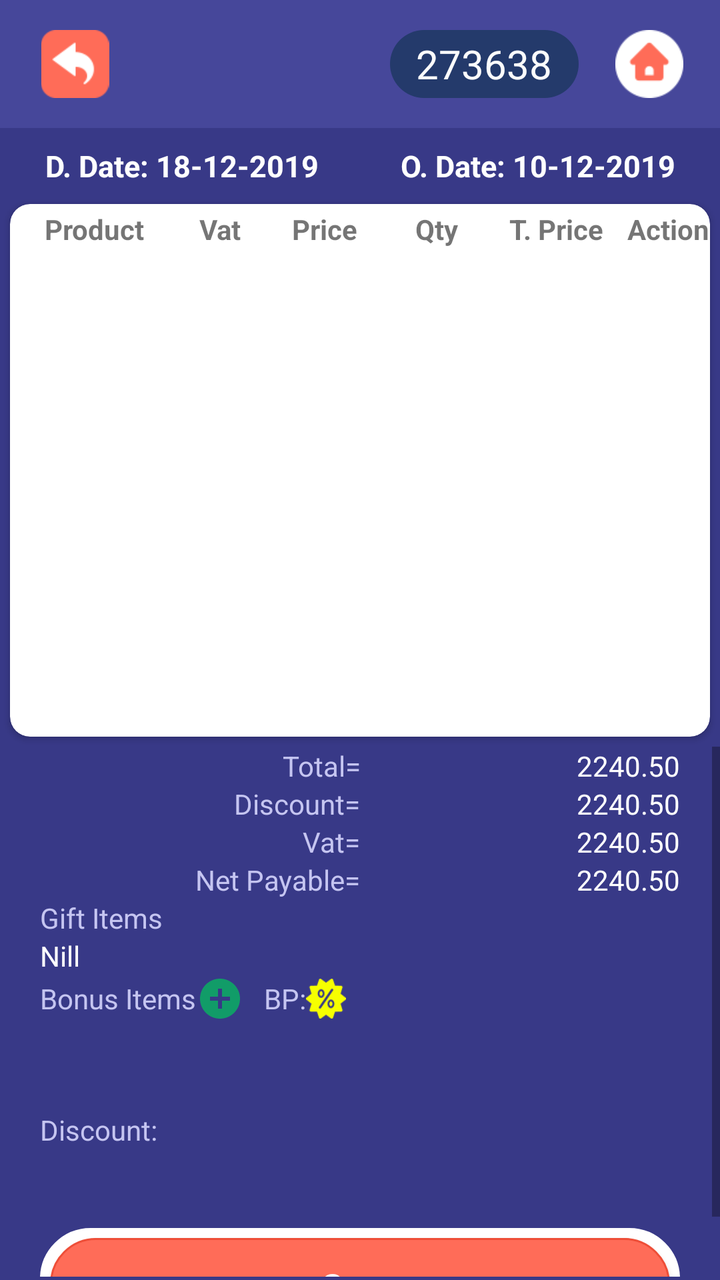
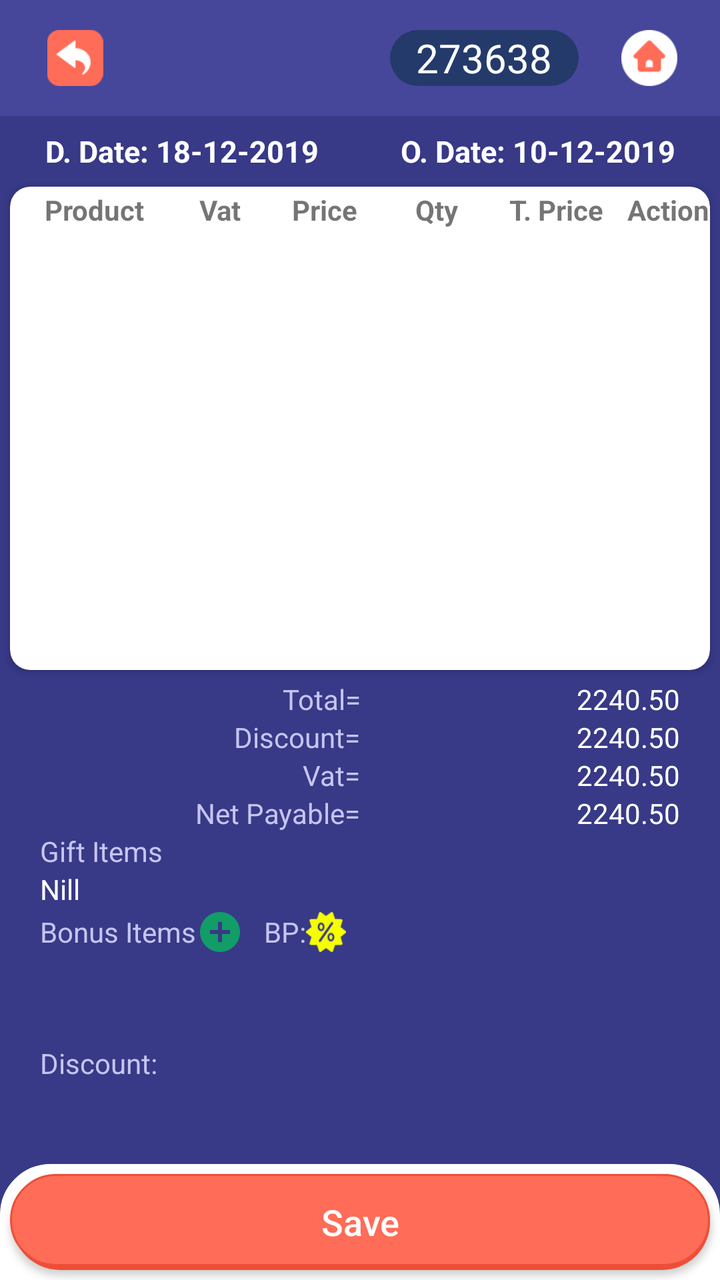

An Android layout rendered at two revisions. The XML below is the earlier revision; the diff shows what the commit changed to produce the second picture.
<!-- AndroidManifest.xml: application theme AppTheme -->
<!-- res/layout/activity_product_sales.xml -->
<?xml version="1.0" encoding="utf-8"?>
<LinearLayout xmlns:android="http://schemas.android.com/apk/res/android"
    xmlns:app="http://schemas.android.com/apk/res-auto"
    xmlns:tools="http://schemas.android.com/tools"
    android:layout_width="match_parent"
    android:layout_height="match_parent"
    android:weightSum="4"
    android:orientation="vertical"
    android:background="@color/new_outlet"
    tools:context=".ProductSales">
    <LinearLayout
        android:layout_width="match_parent"
        android:layout_height="0dp"
        android:background="@color/secondary_color"
        android:weightSum="2"
        android:orientation="horizontal"
        android:layout_weight="0.4">
        <LinearLayout
            android:layout_width="0dp"
            android:layout_height="match_parent"
            android:weightSum="1"
            android:orientation="horizontal"
            android:gravity="left"
            android:layout_weight="1">
            <ImageView
                android:id="@+id/back"
                android:layout_width="0dp"
                android:layout_height="match_parent"
                android:layout_weight="0.3"
                android:src="@drawable/backicon"
                android:layout_margin="15dp"></ImageView>

        </LinearLayout>
        <LinearLayout
            android:layout_width="0dp"
            android:layout_height="match_parent"
            android:weightSum="1"
            android:gravity="right"
            android:orientation="horizontal"
            android:layout_weight="1">
            <TextView
                android:id="@+id/user_txt_view"
                android:layout_width="0dp"
                android:layout_height="match_parent"
                android:layout_weight="0.7"
                android:layout_marginTop="15dp"
                android:layout_marginBottom="15dp"
                android:layout_marginLeft="15dp"
                android:background="@drawable/login_id_bg_shade"
                android:text="273638"
                android:autoSizeTextType="uniform"
                android:autoSizeMinTextSize="12sp"
                android:autoSizeMaxTextSize="20sp"
                android:autoSizeStepGranularity="2sp"
                android:textColor="@color/background_white"
                android:textAlignment="center"
                android:gravity="center"></TextView>
            <ImageView
                android:id="@+id/home"
                android:layout_width="0dp"
                android:layout_height="match_parent"
                android:layout_weight="0.3"
                android:src="@drawable/home"
                android:layout_margin="15dp">

            </ImageView>


        </LinearLayout>

    </LinearLayout>

    <LinearLayout
        android:layout_width="match_parent"
        android:layout_height="0dp"
        android:layout_weight="3.6"
        android:weightSum="4"
        android:orientation="vertical">

        <LinearLayout
            android:layout_width="match_parent"
            android:layout_height="0dp"
            android:layout_weight="0.2"
            android:layout_marginTop="5dp"
            android:layout_marginLeft="10dp"
            android:layout_marginRight="10dp"
            android:orientation="horizontal"
            android:weightSum="2"
            >
            <LinearLayout
                android:layout_width="0dp"
                android:layout_height="match_parent"
                android:layout_weight="1"
                android:weightSum="2"
                android:visibility="visible"
                android:orientation="horizontal"
                android:gravity="center|right">

                <TextView

                    android:layout_width="0dp"
                    android:layout_height="match_parent"
                    android:textStyle="bold"
                    android:layout_weight=".8"
                    android:textSize="15sp"
                    android:textColor="@color/white"
                    android:textAllCaps="false"
                    android:gravity="center"
                    android:textAlignment="viewEnd"
                    android:text="D. Date: " />

                <TextView
                    android:id="@+id/ddate"
                    android:layout_width="0dp"
                    android:layout_height="match_parent"
                    android:textStyle="bold"
                    android:layout_weight="1.2"
                    android:textSize="15sp"
                    android:textColor="@color/white"
                    android:textAllCaps="false"
                    android:gravity="center_vertical"

                    android:text="18-12-2019" />

            </LinearLayout>
            <LinearLayout
                android:layout_width="0dp"
                android:layout_weight="0"
                android:layout_height="match_parent"/>
            <LinearLayout
                android:layout_width="0dp"
                android:layout_height="match_parent"
                android:layout_weight="1"
                android:gravity="center|right">
                <TextView

                    android:layout_width="0dp"
                    android:layout_height="match_parent"
                    android:textStyle="bold"
                    android:layout_weight=".9"
                    android:textSize="15sp"
                    android:textColor="@color/white"
                    android:textAllCaps="false"
                    android:gravity="center"
                    android:textAlignment="viewEnd"
                    android:text="O. Date: "
                    tools:ignore="RtlCompat" />

                <TextView
                    android:id="@+id/button_with_icon"
                    android:layout_width="0dp"
                    android:layout_height="match_parent"
                    android:textStyle="bold"
                    android:layout_weight="1.1"
                    android:textSize="15sp"
                    android:textColor="@color/white"
                    android:textAllCaps="false"
                    android:gravity="center"
                    android:textAlignment="textStart"
                    android:text="10-12-2019"
                    tools:ignore="RtlCompat" />



            </LinearLayout>

        </LinearLayout>



        //white form cardview =2.5
        <androidx.cardview.widget.CardView
            android:layout_width="match_parent"
            android:layout_height="0dp"
            android:layout_margin="5dp"
            app:cardBackgroundColor="@color/white"
            android:layout_weight="1.9"
            app:cardCornerRadius="10dp"


            >
            <LinearLayout
                android:layout_width="match_parent"
                android:layout_height="match_parent"
                android:weightSum="5"
                android:orientation="vertical"
              >
                <LinearLayout
                    android:layout_width="match_parent"
                    android:layout_height="0dp"
                    android:layout_weight="0.5"
                    android:weightSum="5"
                    android:orientation="horizontal">
                    <TextView
                        android:layout_width="0dp"
                        android:layout_height="match_parent"
                        android:layout_weight="1.2"
                        android:gravity="center"
                        android:textAlignment="gravity"
                        android:textStyle="bold"
                        android:textSize="14sp"
                        android:text="Product"

                        >

                    </TextView>
                    <TextView
                        android:layout_width="0dp"
                        android:layout_height="match_parent"
                        android:layout_weight="0.6"
                        android:textAlignment="center"
                        android:gravity="center"
                        android:textStyle="bold"
                        android:textSize="14sp"
                        android:text="Vat"/>
                    <TextView
                        android:layout_width="0dp"
                        android:layout_height="match_parent"
                        android:layout_weight="0.9"
                        android:textAlignment="center"
                        android:gravity="center"
                        android:textStyle="bold"
                        android:textSize="14sp"
                        android:text="Price">

                    </TextView>
                    <TextView
                        android:layout_width="0dp"
                        android:layout_height="match_parent"
                        android:layout_weight="0.7"
                        android:textAlignment="center"
                        android:gravity="center"
                        android:textStyle="bold"
                        android:textSize="14sp"
                        android:text="Qty">

                    </TextView>
                    <TextView
                        android:layout_width="0dp"
                        android:layout_height="match_parent"
                        android:layout_weight="1"
                        android:gravity="center"
                        android:textAlignment="gravity"
                        android:textStyle="bold"
                        android:textSize="14sp"
                        android:text="T. Price">

                    </TextView>
                    <TextView
                        android:layout_width="0dp"
                        android:layout_height="match_parent"
                        android:layout_weight=".6"
                        android:gravity="center"
                        android:textAlignment="gravity"
                        android:textStyle="bold"
                        android:textSize="14sp"
                        android:text="Action">

                    </TextView>

                </LinearLayout>
                <ListView
                    android:id="@+id/product_sales_rec"
                    android:layout_width="match_parent"
                    android:layout_height="0dp"
                    android:layout_weight="4.5"
                    android:layout_marginTop="10dp"
                    >

                </ListView>


            </LinearLayout>




        </androidx.cardview.widget.CardView>

        <LinearLayout
            android:layout_width="match_parent"
            android:orientation="vertical"
            android:layout_weight="1.89"
            android:layout_height="0dp">
            <ScrollView
                android:layout_width="match_parent"
                android:nestedScrollingEnabled="true"
                android:layout_height="match_parent">


                <LinearLayout
                    android:layout_width="match_parent"
                    android:orientation="vertical"
                    android:layout_height="match_parent">



                    <LinearLayout
                        android:layout_width="match_parent"
                        android:layout_height="wrap_content"
                        android:weightSum="2"
                        android:layout_marginLeft="20dp"
                        android:layout_marginRight="20dp"
                        android:gravity="right"
                        android:orientation="horizontal">

                        <TextView
                            android:layout_width="0dp"
                            android:layout_height="match_parent"
                            android:layout_weight="1"
                            android:gravity="right"
                            android:text="Total="
                            android:textColor="@color/off_white"
                            >

                        </TextView>

                        <TextView
                            android:id="@+id/total_price"
                            android:layout_width="0dp"
                            android:layout_height="match_parent"
                            android:layout_weight="1"
                            android:gravity="end"
                            android:text="2240.50"
                            android:textColor="@color/white" />


                    </LinearLayout>

                    <LinearLayout
                        android:layout_width="match_parent"
                        android:layout_height="wrap_content"
                        android:weightSum="2"
                        android:layout_marginLeft="20dp"
                        android:layout_marginRight="20dp"
                        android:gravity="right"
                        android:orientation="horizontal">

                        <TextView
                            android:layout_width="0dp"
                            android:layout_height="match_parent"
                            android:layout_weight="1"
                            android:gravity="right"
                            android:text="Discount="
                            android:textColor="@color/off_white"
                            >

                        </TextView>

                        <TextView
                            android:id="@+id/discount"
                            android:layout_width="0dp"
                            android:layout_height="match_parent"
                            android:layout_weight="1"
                            android:gravity="end"
                            android:text="2240.50"
                            android:textColor="@color/white"
                            />


                    </LinearLayout>

                    <LinearLayout
                        android:layout_width="match_parent"
                        android:layout_height="wrap_content"

                        android:weightSum="2"
                        android:layout_marginLeft="20dp"
                        android:layout_marginRight="20dp"
                        android:gravity="right"
                        android:orientation="horizontal">

                        <TextView
                            android:layout_width="0dp"
                            android:layout_height="match_parent"
                            android:layout_weight="1"
                            android:gravity="right"
                            android:text="Vat="
                            android:textColor="@color/off_white"
                            >

                        </TextView>

                        <TextView
                            android:id="@+id/vat"
                            android:layout_width="0dp"
                            android:layout_height="match_parent"
                            android:layout_weight="1"
                            android:gravity="end"
                            android:text="2240.50"
                            android:textColor="@color/white" />


                    </LinearLayout>

                    <LinearLayout
                        android:layout_width="match_parent"
                        android:layout_height="wrap_content"

                        android:weightSum="2"
                        android:layout_marginLeft="20dp"
                        android:layout_marginRight="20dp"
                        android:gravity="right"
                        android:orientation="horizontal">

                        <TextView
                            android:layout_width="0dp"
                            android:layout_height="match_parent"
                            android:layout_weight="1"
                            android:gravity="right"
                            android:text="Net Payable="
                            android:textColor="@color/off_white"
                            >

                        </TextView>

                        <TextView
                            android:id="@+id/sub_total"
                            android:layout_width="0dp"
                            android:layout_height="match_parent"
                            android:layout_weight="1"
                            android:gravity="end"
                            android:text="2240.50"
                            android:textColor="@color/white"
                            />


                    </LinearLayout>

                    <LinearLayout
                        android:layout_width="match_parent"
                        android:layout_height="wrap_content"
                        android:layout_marginLeft="20dp"
                        android:layout_marginRight="20dp"
                        android:orientation="vertical"
                        android:weightSum="2">
                        

                        <LinearLayout
                            android:layout_width="match_parent"
                            android:layout_height="match_parent"

                            android:weightSum="3"
                            android:orientation="vertical">
                            <LinearLayout
                                android:layout_width="match_parent"
                                android:layout_height="wrap_content"
                                android:weightSum="2"
                                android:orientation="vertical">

                                <TextView
                                    android:layout_width="match_parent"
                                    android:layout_height="wrap_content"
                                    android:layout_weight="1"
                                    android:gravity="center_vertical"
                                    android:text="Gift Items"
                                    android:textColor="@color/off_white">

                                </TextView>

                                <LinearLayout

                                    android:layout_width="match_parent"
                                    android:layout_height="match_parent"
                                    android:orientation="vertical" >
                                    <ScrollView
                                        android:layout_width="match_parent"
                                        android:layout_height="wrap_content"
                                        android:fadeScrollbars="false"
                                        android:scrollbarAlwaysDrawVerticalTrack="true"
                                        android:scrollbarFadeDuration="5000"
                                        android:orientation="vertical">
                                        <LinearLayout

                                            android:layout_width="match_parent"
                                            android:layout_height="match_parent"
                                            android:orientation="vertical" >
                                            <TextView
                                                android:id="@+id/txtGift"
                                                android:layout_width="match_parent"
                                                android:layout_height="wrap_content"
                                                android:text="Nill"
                                                android:gravity="center_vertical"
                                                android:textColor="@color/white"
                                                />
                                        </LinearLayout>
                                    </ScrollView>
                                </LinearLayout>



                            </LinearLayout>
                            <LinearLayout
                                android:layout_width="match_parent"
                                android:orientation="vertical"
                                android:layout_height="wrap_content">

                                <LinearLayout
                                    android:layout_width="wrap_content"
                                    android:layout_height="match_parent"
                                    android:weightSum="2"
                                    android:orientation="horizontal">

                                    <TextView
                                        android:id="@+id/addBonusBtn"
                                        android:layout_width="wrap_content"
                                        android:layout_height="match_parent"
                                        android:gravity="center"
                                        android:drawableRight="@drawable/add_icon_green"
                                        android:text="Bonus Items"
                                        android:textColor="@color/off_white"/>

                                    <TextView
                                        android:id="@+id/policy_tag"
                                        android:layout_width="wrap_content"
                                        android:layout_height="match_parent"
                                        android:layout_marginLeft="10dp"

                                        android:drawableRight="@drawable/discountx"
                                        android:gravity="center"
                                        android:text="BP:"
                                        android:textColor="@color/off_white" />







                                </LinearLayout>

                                <ScrollView
                                    android:layout_width="match_parent"
                                    android:layout_height="wrap_content"
                                    android:fadeScrollbars="false"
                                    android:orientation="vertical"
                                    android:scrollbarAlwaysDrawVerticalTrack="true"
                                    android:scrollbarFadeDuration="50000">

                                    <LinearLayout
                                        android:id="@+id/BonusLayout"
                                        android:layout_width="match_parent"
                                        android:layout_height="wrap_content"
                                        android:orientation="vertical">

                                        <TextView
                                            android:id="@+id/txtBonus"
                                            android:layout_width="wrap_content"
                                            android:layout_height="wrap_content"
                                            android:textColor="@color/white"
                                            android:textSize="11dp" />

                                        <TextView
                                            android:id="@+id/txtBonusExtra"
                                            android:layout_width="wrap_content"
                                            android:layout_height="wrap_content"
                                            android:textColor="@color/white"
                                            android:textSize="11dp" />

                                        <TextView
                                            android:id="@+id/txtBonusPolicy"
                                            android:layout_width="wrap_content"
                                            android:layout_height="wrap_content"
                                            android:textColor="@color/white"
                                            android:textSize="11dp" />
                                    </LinearLayout>
                                </ScrollView>

                                <ScrollView
                                    android:layout_width="match_parent"
                                    android:layout_height="wrap_content"
                                    android:fadeScrollbars="false"
                                    android:layout_marginBottom="25dp"
                                    android:scrollbarAlwaysDrawVerticalTrack="true"
                                    android:scrollbarFadeDuration="50000"
                                    android:orientation="vertical">
                                    <LinearLayout
                                        android:layout_width="match_parent"
                                        android:layout_height="wrap_content"
                                        android:orientation="vertical" >
                                        <TextView
                                            android:layout_width="wrap_content"
                                            android:layout_height="match_parent"
                                            android:gravity="center"
                                            android:text="Discount:"
                                            android:textColor="@color/off_white"/>


                                        <TextView
                                            android:id="@+id/discount_details"
                                            android:layout_width="wrap_content"
                                            android:textColor="@color/white"
                                            android:text=""
                                            android:layout_height="wrap_content"
                                            android:textSize="11dp"
                                            />
                                    </LinearLayout>
                                </ScrollView>
                            </LinearLayout>

                            <LinearLayout
                                android:layout_width="match_parent"
                                android:layout_height="match_parent"
                                android:background="@drawable/top_corner_bg"
                                android:orientation="horizontal"
                                android:weightSum="2">


                                <Button
                                    android:id="@+id/SaveButton"
                                    android:layout_width="match_parent"
                                    android:layout_height="wrap_content"
                                    android:layout_margin="5dp"

                                    android:background="@drawable/button_shadow"
                                    android:gravity="center"
                                    android:text="Save"
                                    android:textAllCaps="false"
                                    android:textColor="@color/white"
                                    android:textSize="18dp">

                                </Button>

                            </LinearLayout>



                        </LinearLayout>



                    </LinearLayout>



                </LinearLayout>

            </ScrollView>



        </LinearLayout>
    </LinearLayout>




</LinearLayout>
<!-- resources referenced by this layout -->
<resources>
  <color name="background_white">#FCFCFC</color>
  <color name="new_outlet">#383987</color>
  <color name="off_white">#C5C5F1</color>
  <color name="secondary_color">#46479A</color>
  <color name="white">#FFFFFF</color>
  <!-- drawable add_icon_green (drawable-anydpi) -->
  <vector xmlns:android="http://schemas.android.com/apk/res/android"
      android:width="24dp"
      android:height="24dp"
      android:viewportWidth="24"
      android:viewportHeight="24"
      android:tint="#06B460"
      android:alpha="0.8">
      <path
          android:fillColor="#FF000000"
          android:pathData="M12,2C6.48,2 2,6.48 2,12s4.48,10 10,10 10,-4.48 10,-10S17.52,2 12,2zM17,13h-4v4h-2v-4L7,13v-2h4L11,7h2v4h4v2z"/>
  </vector>
  <!-- drawable backicon: png bitmap (drawable, 1263 bytes) -->
  <!-- drawable button_shadow (drawable) -->
  <selector xmlns:android="http://schemas.android.com/apk/res/android">
      <item>
          <layer-list>
              <item android:left="1dp" android:top="0dp">
                  <shape>
                      <corners android:radius="25dp" />
                      <solid android:color="#EE4E38" />
                  </shape>
              </item>
              <item android:bottom="2dp" >
                  <shape>
                      <gradient android:angle="270"
                          android:endColor="#FF6C58" android:startColor="#FF6C58" />
                      <stroke android:width="1dp" android:color="#EE4E38" />
                      <corners android:radius="25dp" />
                  </shape>
              </item>
          </layer-list>
      </item>
  </selector>
  <!-- drawable discountx (drawable) -->
  <?xml version="1.0" encoding="utf-8"?>
  <layer-list xmlns:android="http://schemas.android.com/apk/res/android" >
  
      <item
          android:drawable="@drawable/discount"
          android:width="20dp"
          android:height="20dp"
          />
  
  </layer-list >
  <!-- drawable home: png bitmap (drawable, 1222 bytes) -->
  <!-- drawable login_id_bg_shade (drawable) -->
  <?xml version="1.0" encoding="utf-8"?>
  <shape xmlns:android="http://schemas.android.com/apk/res/android"
      android:shape="rectangle" >
  
      <corners
          android:bottomLeftRadius="30dp"
          android:bottomRightRadius="30dp"
          android:radius="60dp"
          android:topLeftRadius="30dp"
          android:topRightRadius="30dp" />
  
      <solid android:color="@color/in" />
  
      <padding
          android:bottom="0dp"
          android:left="0dp"
          android:right="0dp"
          android:top="0dp" />
  
      <size
          android:height="30dp"
          android:width="130dp" />
  
  </shape>
  <!-- drawable top_corner_bg (drawable) -->
  <?xml version="1.0" encoding="utf-8"?>
  <shape xmlns:android="http://schemas.android.com/apk/res/android"
      android:shape="rectangle">
      <corners
          android:bottomLeftRadius="0dp"
          android:bottomRightRadius="0dp"
          android:topLeftRadius="25dp"
          android:topRightRadius="25dp" />
      <padding
          android:bottom="0dp"
          android:left="0dp"
          android:right="0dp"
          android:top="0dp" />
      <stroke
          android:width="0.5dp"
          android:color="#ffff" />
      <solid android:color="#ffffff" />
  </shape>
  <style name="AppTheme" parent="Theme.AppCompat.Light.NoActionBar">
          
          <item name="colorPrimary">@color/colorPrimary</item>
          <item name="colorPrimaryDark">@color/colorPrimaryDark</item>
          <item name="colorAccent">@color/colorAccent</item>
      </style>
  <!-- drawable discount: png bitmap (drawable, 1461 bytes) -->
  <color name="in">#243A6B</color>
  <color name="colorPrimary">#383A87</color>
  <color name="colorPrimaryDark">#383A87</color>
  <color name="colorAccent">#D81B60</color>
</resources>

<!-- the commit's change to res/layout/activity_product_sales.xml (unified diff, before → after) -->
@@ -598,30 +598,7 @@
                                 </ScrollView>
                             </LinearLayout>
 
-                            <LinearLayout
-                                android:layout_width="match_parent"
-                                android:layout_height="match_parent"
-                                android:background="@drawable/top_corner_bg"
-                                android:orientation="horizontal"
-                                android:weightSum="2">
-
-
-                                <Button
-                                    android:id="@+id/SaveButton"
-                                    android:layout_width="match_parent"
-                                    android:layout_height="wrap_content"
-                                    android:layout_margin="5dp"
-
-                                    android:background="@drawable/button_shadow"
-                                    android:gravity="center"
-                                    android:text="Save"
-                                    android:textAllCaps="false"
-                                    android:textColor="@color/white"
-                                    android:textSize="18dp">
-
-                                </Button>
-
-                            </LinearLayout>
+
 
 
 
@@ -634,6 +611,8 @@
 
 
                 </LinearLayout>
+
+
 
             </ScrollView>
 
@@ -642,7 +621,34 @@
         </LinearLayout>
     </LinearLayout>
 
-
+    <RelativeLayout
+        android:layout_width="match_parent"
+        android:layout_height="wrap_content"
+        android:background="@drawable/top_corner_bg"
+        android:orientation="horizontal"
+        android:weightSum="2">
+
+
+        <Button
+            android:id="@+id/SaveButton"
+            android:layout_width="match_parent"
+            android:layout_height="wrap_content"
+            android:layout_marginStart="5dp"
+            android:layout_marginLeft="5dp"
+            android:layout_marginTop="5dp"
+            android:layout_marginEnd="5dp"
+            android:layout_marginRight="5dp"
+            android:layout_marginBottom="5dp"
+            android:background="@drawable/button_shadow"
+            android:gravity="center"
+            android:text="Save"
+            android:textAllCaps="false"
+            android:textColor="@color/white"
+            android:textSize="18dp">
+
+        </Button>
+
+    </RelativeLayout>
 
 
 </LinearLayout>
